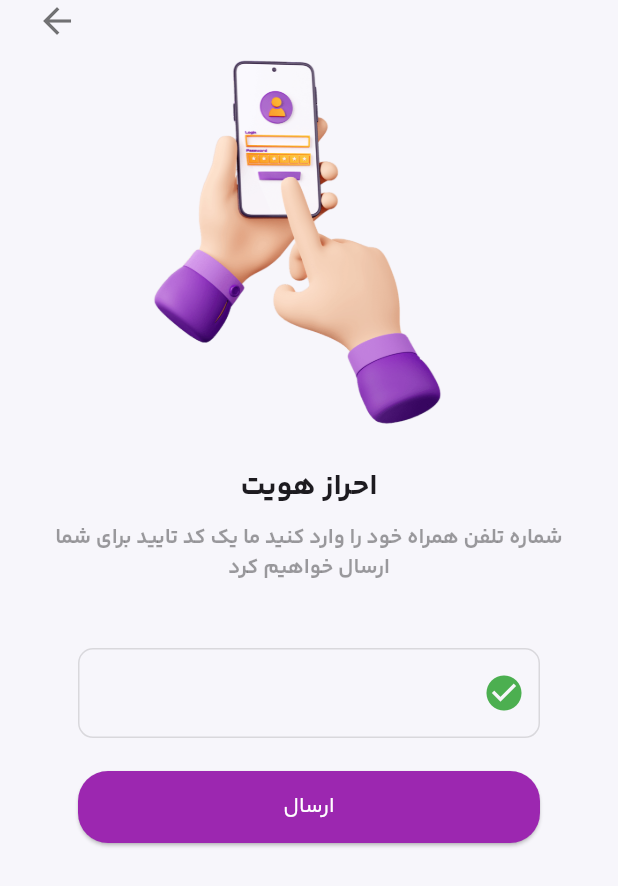
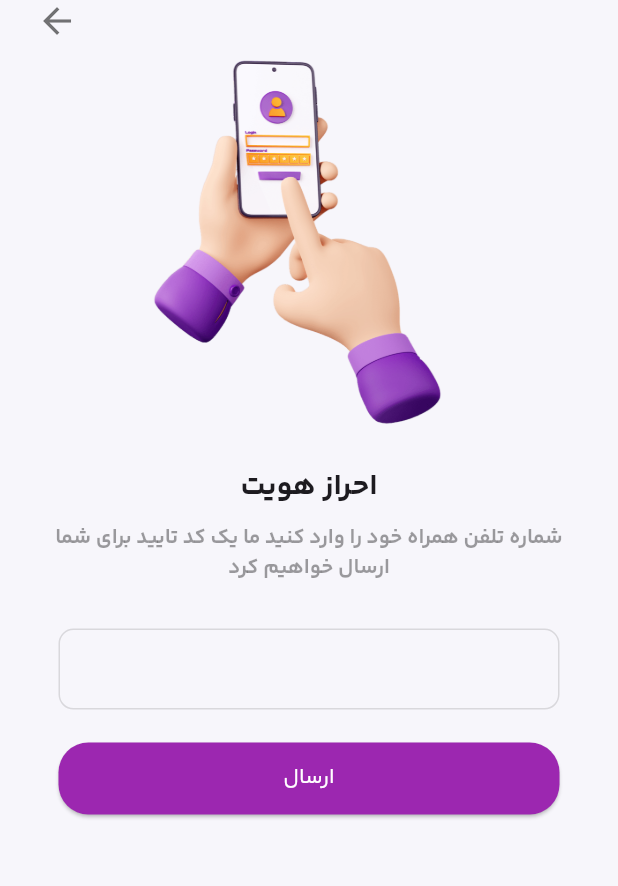
Before and after one commit to SinaHajipooor/flutter-design, a Flutter app: the screen it shows after launch, after a tap on "ورود با تلفن همراه", on a phone screen of 412 x 824 dp. Shown: the top 886 px of the screen. Run offline on Flutter 3.47's test engine with Material 2 defaults, Android fonts, the phone set to English and light mode, and no system bars.

Commit message:
compelete the phone login design

```diff
--- a/lib/helpers/text_formatters.dart
+++ b/lib/helpers/text_formatters.dart
@@ -27,7 +27,7 @@ class PhoneFormatter extends TextInputFormatter {
     final StringBuffer formattedText = StringBuffer();
 
     for (int i = 0; i < strippedText.length; i++) {
-      if (i > 0 && i % 3 == 0) {
+      if (i == 3 || i == 6) {
         formattedText.write(' ');
       }
       formattedText.write(strippedText[i]);
--- a/lib/screens/auth/phone_login_screen.dart
+++ b/lib/screens/auth/phone_login_screen.dart
@@ -12,6 +12,15 @@ class PhoneLoginScreen extends StatefulWidget {
 }
 
 class _PhoneLoginScreenState extends State<PhoneLoginScreen> {
+  TextEditingController _controller = TextEditingController();
+  bool showPrefixIcon = false;
+
+  void _onPhoneNumberChange(String value) {
+    setState(() {
+      showPrefixIcon = value.replaceAll(' ', '').length == 10;
+    });
+  }
+
   @override
   Widget build(BuildContext context) {
     return Scaffold(
@@ -52,16 +61,18 @@ class _PhoneLoginScreenState extends State<PhoneLoginScreen> {
                       textAlign: TextAlign.center,
                       style: TextStyle(fontWeight: FontWeight.bold, fontSize: 14, color: Colors.black38),
                     ),
-                    const SizedBox(height: 15),
+                    const SizedBox(height: 20),
                     Container(
-                      padding: const EdgeInsets.all(28),
+                      padding: const EdgeInsets.symmetric(horizontal: 15, vertical: 10),
                       decoration: BoxDecoration(borderRadius: BorderRadius.circular(12)),
                       child: Column(
                         children: [
                           TextFormField(
                             textDirection: TextDirection.ltr,
+                            onChanged: _onPhoneNumberChange,
+                            controller: _controller,
                             keyboardType: TextInputType.number,
-                            style: TextStyle(fontSize: 19, fontWeight: FontWeight.bold, color: Colors.grey[700]),
+                            style: TextStyle(fontSize: 20, fontWeight: FontWeight.normal, color: Colors.grey[700]),
                             decoration: InputDecoration(
                               enabledBorder: OutlineInputBorder(
                                 borderSide: const BorderSide(color: Colors.black12),
@@ -71,11 +82,12 @@ class _PhoneLoginScreenState extends State<PhoneLoginScreen> {
                                 borderSide: const BorderSide(color: Colors.black12),
                                 borderRadius: BorderRadius.circular(10),
                               ),
+                              contentPadding: const EdgeInsets.symmetric(vertical: 12, horizontal: 16),
                               suffix: const Padding(
                                 padding: EdgeInsets.only(left: 8, right: 10),
-                                child: Text('+98', style: TextStyle(fontSize: 18, fontWeight: FontWeight.normal)),
+                                child: Text('+98', style: TextStyle(fontSize: 20, fontWeight: FontWeight.bold)),
                               ),
-                              prefixIcon: const Icon(Icons.check_circle, color: Colors.green, size: 28),
+                              prefixIcon: showPrefixIcon ? const Icon(Icons.check_circle, color: Colors.green, size: 28) : null,
                             ),
                             inputFormatters: [
                               FilteringTextInputFormatter.digitsOnly,
```
